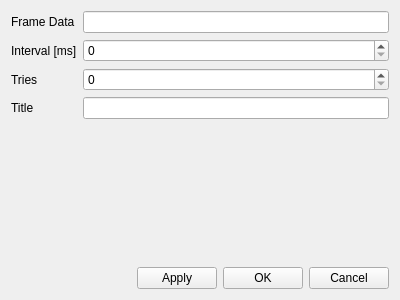
Qt form QLinReadByID/settingsdialog.ui (pr4u4t/automatron3000) before a commit.
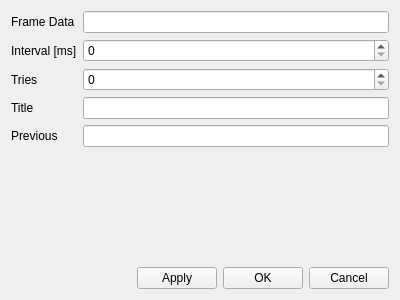
The same form after that commit. Custom widgets are drawn as their Qt base class.

The edit to the form file:
```diff
--- a/QLinReadByID/settingsdialog.ui
+++ b/QLinReadByID/settingsdialog.ui
@@ -56,6 +56,16 @@
      <item row="5" column="1">
       <widget class="QLineEdit" name="title"/>
      </item>
+     <item row="6" column="0">
+      <widget class="QLabel" name="label_5">
+       <property name="text">
+        <string>Previous</string>
+       </property>
+      </widget>
+     </item>
+     <item row="6" column="1">
+      <widget class="QLineEdit" name="previousEdit"/>
+     </item>
     </layout>
    </item>
    <item>
```
